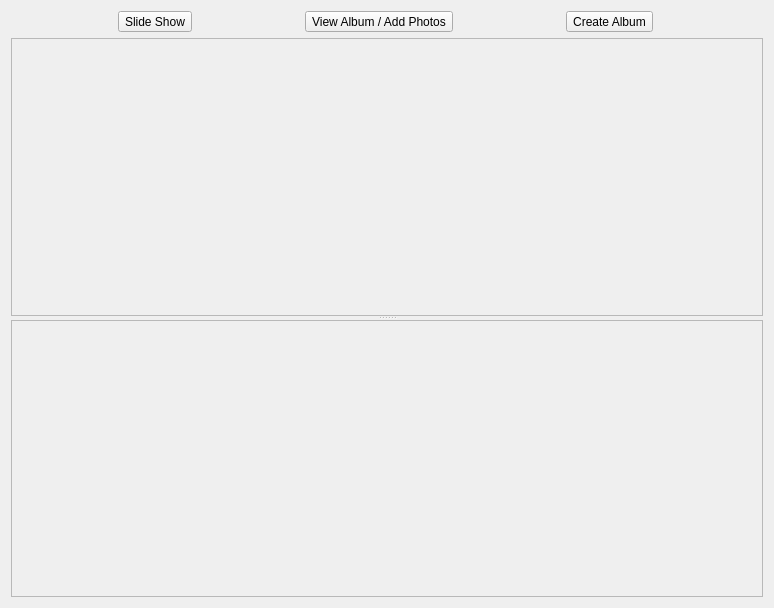
The window that retroshare-gui/src/gui/PhotoShare/PhotoDialog.ui (RetroShare/RetroShare) describes before a commit, drawn with Qt 5.
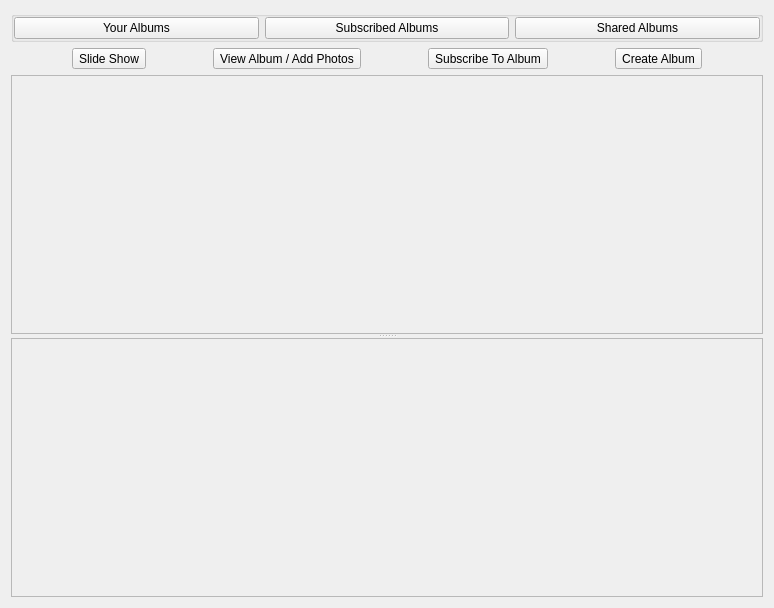
The same window after the commit.

Commit message:
about 70% done with PhotoDialog - can add album (with thumbnail!) - add photo (with photo!) - can subscribe, but not added to ui yet
need to try some dummy msgs and bring up gxs_net

What changed in the file:
```diff
--- a/retroshare-gui/src/gui/PhotoShare/PhotoDialog.ui
+++ b/retroshare-gui/src/gui/PhotoShare/PhotoDialog.ui
@@ -14,6 +14,67 @@
    <string>Photo Share</string>
   </property>
   <layout class="QVBoxLayout" name="verticalLayout">
+   <item>
+    <layout class="QVBoxLayout" name="verticalLayout_2">
+     <item>
+      <widget class="QGroupBox" name="sortGroup">
+       <property name="checkable">
+        <bool>false</bool>
+       </property>
+       <layout class="QHBoxLayout" name="horizontalLayout">
+        <property name="spacing">
+         <number>6</number>
+        </property>
+        <property name="margin">
+         <number>0</number>
+        </property>
+        <item>
+         <widget class="QPushButton" name="pushButton_YourAlbums">
+          <property name="text">
+           <string>Your Albums</string>
+          </property>
+          <property name="checkable">
+           <bool>true</bool>
+          </property>
+          <property name="autoExclusive">
+           <bool>true</bool>
+          </property>
+         </widget>
+        </item>
+        <item>
+         <widget class="QPushButton" name="pushButton_SubscribedAlbums">
+          <property name="text">
+           <string>Subscribed Albums</string>
+          </property>
+          <property name="checkable">
+           <bool>true</bool>
+          </property>
+          <property name="autoExclusive">
+           <bool>true</bool>
+          </property>
+         </widget>
+        </item>
+        <item>
+         <widget class="QPushButton" name="pushButton_SharedAlbums">
+          <property name="text">
+           <string>Shared Albums</string>
+          </property>
+          <property name="checkable">
+           <bool>true</bool>
+          </property>
+          <property name="checked">
+           <bool>false</bool>
+          </property>
+          <property name="autoExclusive">
+           <bool>true</bool>
+          </property>
+         </widget>
+        </item>
+       </layout>
+      </widget>
+     </item>
+    </layout>
+   </item>
    <item>
     <layout class="QHBoxLayout" name="horizontalLayout_5">
      <item>
@@ -30,6 +91,13 @@
        </property>
       </widget>
      </item>
+     <item>
+      <widget class="QToolButton" name="toolButton_subscribe">
+       <property name="text">
+        <string>Subscribe To Album</string>
+       </property>
+      </widget>
+     </item>
      <item>
       <widget class="QToolButton" name="toolButton_NewAlbum">
        <property name="text">
@@ -57,7 +125,7 @@
          <x>0</x>
          <y>0</y>
          <width>754</width>
-         <height>277</height>
+         <height>261</height>
         </rect>
        </property>
        <property name="styleSheet">
@@ -100,7 +168,7 @@
          <x>0</x>
          <y>0</y>
          <width>754</width>
-         <height>277</height>
+         <height>260</height>
         </rect>
        </property>
        <property name="styleSheet">
```
The commit also changes 32 other files.
